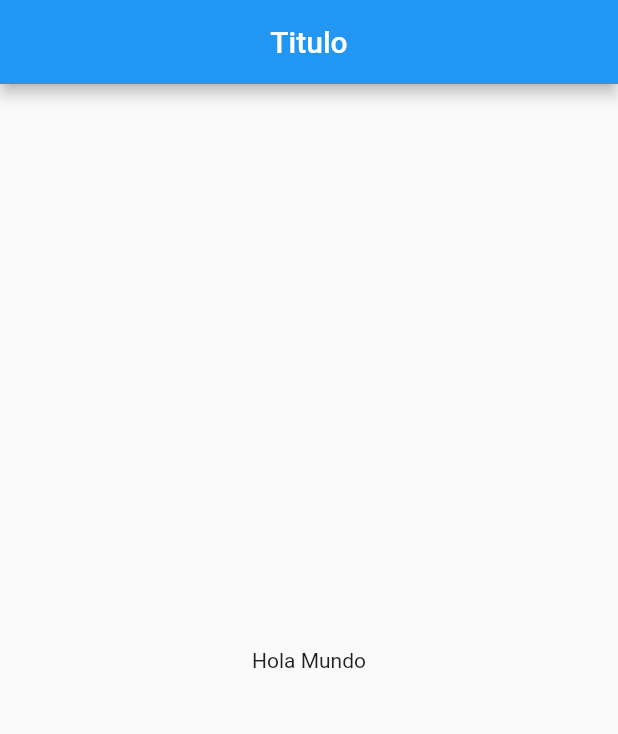
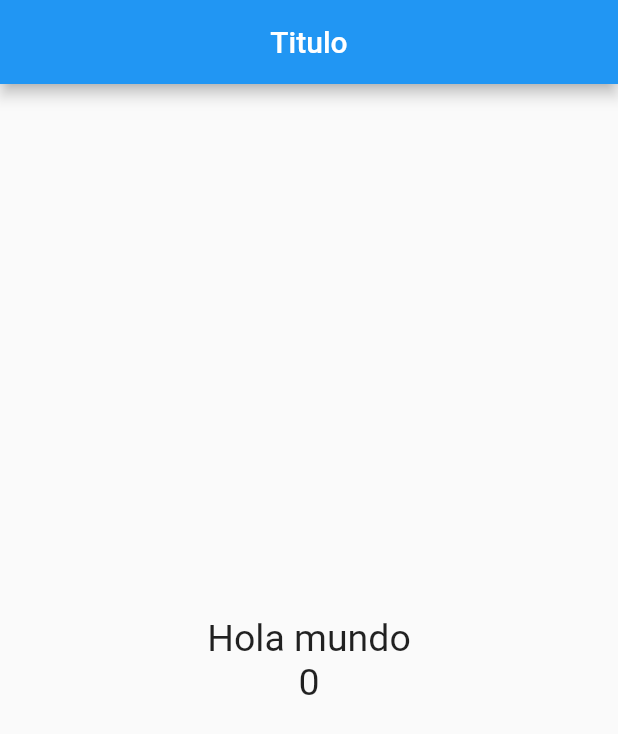
Before and after one commit to goandreus/contador, a Flutter app: the screen it shows after launch, on a phone screen of 412 x 824 dp. Shown: the top 734 px of the screen. Run offline on Flutter 3.47's test engine with Material 2 defaults, Android fonts, the phone set to English and light mode, and no system bars.

Commit message:
columns and style

```diff
--- a/lib/src/pages/home_page.dart
+++ b/lib/src/pages/home_page.dart
@@ -1,7 +1,9 @@
 import 'package:flutter/material.dart';
 
 class HomePage extends StatelessWidget {
-  const HomePage({Key key}) : super(key: key);
+  //const HomePage({Key key}) : super(key: key);
+
+  final estiloTexto = TextStyle(fontSize: 25);
 
   @override
   Widget build(BuildContext context) {
@@ -11,7 +13,12 @@ class HomePage extends StatelessWidget {
         centerTitle: true,
       ),
       body: Center(
-        child: Text('Hola Mundo'),
+        child: Column(
+          mainAxisAlignment: MainAxisAlignment.center,
+          children: <Widget>[
+           Text('Hola mundo', style: estiloTexto),
+           Text('0',style: estiloTexto)
+        ],)
         ),
     );
   }
```
